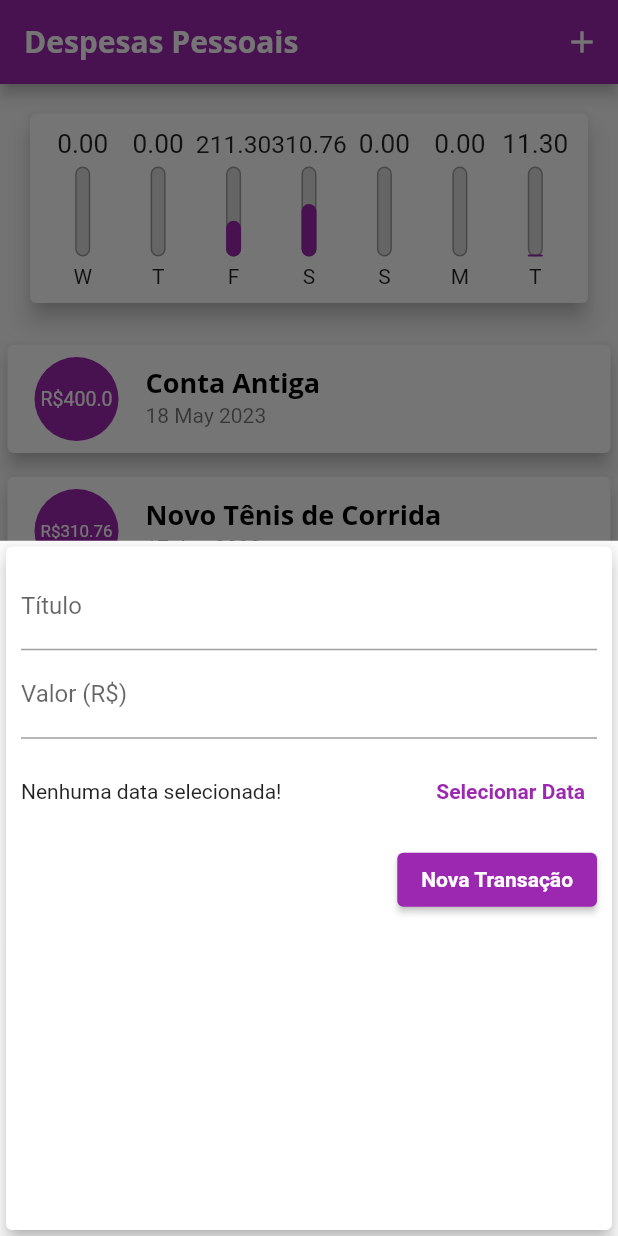
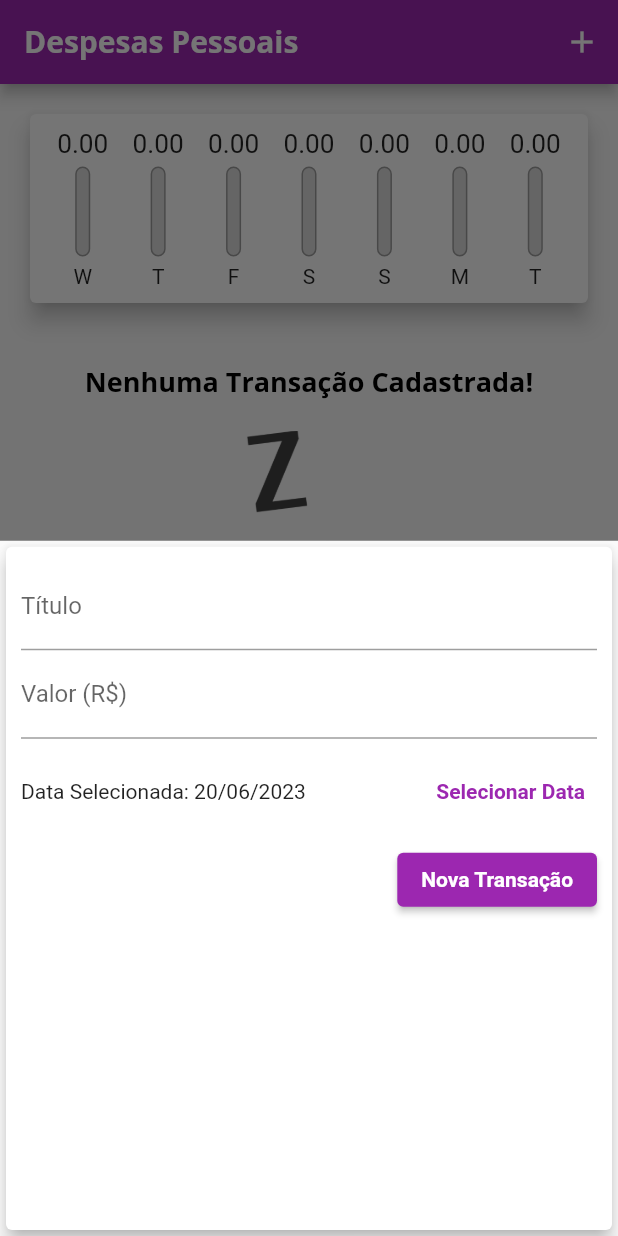
Before and after one commit to Thiagog4/expenses_app, a Flutter app: the screen it shows after launch, after a tap on the "add" icon, on a phone screen of 412 x 824 dp. Run offline on Flutter 3.47's test engine with Material 2 defaults, Android fonts, the phone set to English and light mode, and no system bars.

Commit message:
Adicionado botao delete e ajustes(finalizado)

```diff
--- a/lib/components/chart.dart
+++ b/lib/components/chart.dart
@@ -54,7 +54,9 @@ class Chart extends StatelessWidget {
               child: ChartBar(
                 label: tr['day'] as String,
                 value: tr['value'] as double,
-                percentage: (tr['value'] as double) / _weekTotalValue,
+                percentage: _weekTotalValue == 0
+                    ? 0
+                    : (tr['value'] as double) / _weekTotalValue,
               ),
             );
           }).toList(),
--- a/lib/components/transaction_form.dart
+++ b/lib/components/transaction_form.dart
@@ -2,7 +2,7 @@ import 'package:flutter/material.dart';
 import 'package:intl/intl.dart';
 
 class TransactionForm extends StatefulWidget {
-  final void Function(String, double) onSubmit;
+  final void Function(String, double, DateTime) onSubmit;
 
   const TransactionForm(this.onSubmit, {Key? key}) : super(key: key);
 
@@ -13,7 +13,7 @@ class TransactionForm extends StatefulWidget {
 class _TransactionFormState extends State<TransactionForm> {
   final _titleController = TextEditingController();
   final _valueController = TextEditingController();
-  DateTime? _selectedDate;
+  DateTime _selectedDate = DateTime.now();
 
   _submitForm() {
     final title = _titleController.text;
@@ -23,7 +23,7 @@ class _TransactionFormState extends State<TransactionForm> {
       return;
     }
 
-    widget.onSubmit(title, value);
+    widget.onSubmit(title, value, _selectedDate);
   }
 
   _showDatePicker() {
--- a/lib/components/transaction_list.dart
+++ b/lib/components/transaction_list.dart
@@ -4,20 +4,22 @@ import 'package:intl/intl.dart';
 
 class TransactionList extends StatelessWidget {
   final List<Transaction> transactions;
+  final void Function(String) onDelete;
 
-  const TransactionList(this.transactions, {Key? key}) : super(key: key);
+  const TransactionList(this.transactions, this.onDelete, {Key? key})
+      : super(key: key);
 
   @override
   Widget build(BuildContext context) {
     return SizedBox(
-      height: 300,
+      height: 500,
       child: transactions.isEmpty
           ? Column(
               children: [
                 const SizedBox(height: 20),
                 Text(
                   'Nenhuma Transação Cadastrada!',
-                  style: Theme.of(context).textTheme.headline6,
+                  style: Theme.of(context).textTheme.titleLarge,
                 ),
                 const SizedBox(height: 20),
                 SizedBox(
@@ -57,12 +59,16 @@ class TransactionList extends StatelessWidget {
                       ),
                       title: Text(
                         tr.title,
-                      style: Theme.of(context).textTheme.headline6,
+                        style: Theme.of(context).textTheme.titleLarge,
                       ),
                       subtitle: Text(
                         DateFormat('d MMM y').format(tr.date),
                       ),
-                  ),
+                      trailing: IconButton(
+                        icon: const Icon(Icons.delete),
+                        color: Theme.of(context).colorScheme.error,
+                        onPressed: () => onDelete(tr.id),
+                      )),
                 );
               },
             ),
--- a/lib/main.dart
+++ b/lib/main.dart
@@ -52,32 +52,7 @@ class MyHomePage extends StatefulWidget {
 }
 
 class _MyHomePageState extends State<MyHomePage> {
-  final List<Transaction> _transactions = [
-    Transaction(
-      id: 't0',
-      title: 'Conta Antiga',
-      value: 400.00,
-      date: DateTime.now().subtract(const Duration(days: 33)),
-    ),
-    Transaction(
-      id: 't1',
-      title: 'Novo Tênis de Corrida',
-      value: 310.76,
-      date: DateTime.now().subtract(const Duration(days: 3)),
-    ),
-    Transaction(
-      id: 't2',
-      title: 'Conta de Luz',
-      value: 211.30,
-      date: DateTime.now().subtract(const Duration(days: 4)),
-    ),
-    Transaction(
-      id: 't4',
-      title: 'Lanche',
-      value: 11.30,
-      date: DateTime.now(),
-    ),
-  ];
+  final List<Transaction> _transactions = [];
 
   List<Transaction> get _recentTransactions {
     return _transactions.where((tr) {
@@ -87,12 +62,12 @@ class _MyHomePageState extends State<MyHomePage> {
     }).toList();
   }
 
-  _addTransaction(String title, double value) {
+  _addTransaction(String title, double value, DateTime? date) {
     final newTransaction = Transaction(
       id: Random().nextDouble().toString(),
       title: title,
       value: value,
-      date: DateTime.now(),
+      date: date ?? DateTime.now(),
     );
 
     setState(() {
@@ -100,6 +75,12 @@ class _MyHomePageState extends State<MyHomePage> {
     });
 
     Navigator.of(context).pop();
+  }
+
+  _deleteTransaction(String id) {
+    setState(() {
+      _transactions.removeWhere((tr) => tr.id == id);
+    });
   }
 
   _openTransactionFormModal(BuildContext context) {
@@ -126,9 +107,9 @@ class _MyHomePageState extends State<MyHomePage> {
       body: SingleChildScrollView(
         child: Column(
           crossAxisAlignment: CrossAxisAlignment.stretch,
-          children: [
+          children: <Widget>[
             Chart(_recentTransactions),
-            TransactionList(_transactions),
+            TransactionList(_transactions, _deleteTransaction),
           ],
         ),
       ),
```
Also changed, not shown: lib/components/transaction_user.dart (deleted, +0 -53 lines), pubspec.lock. Lines whose indentation alone changed are shown as unchanged.
